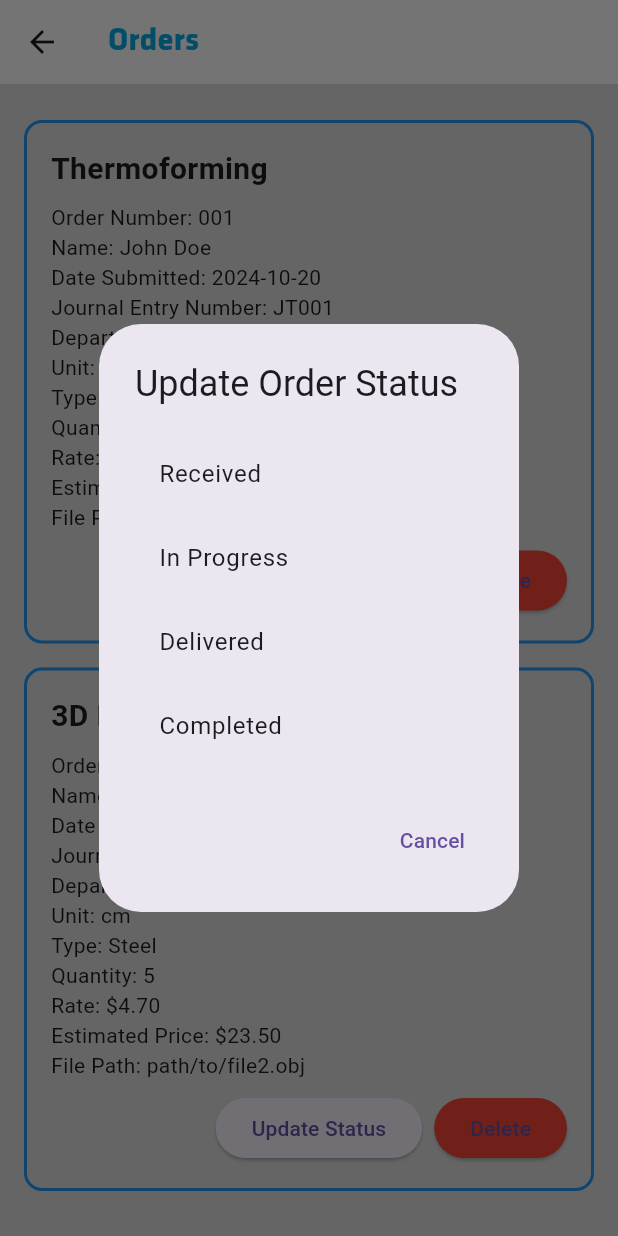
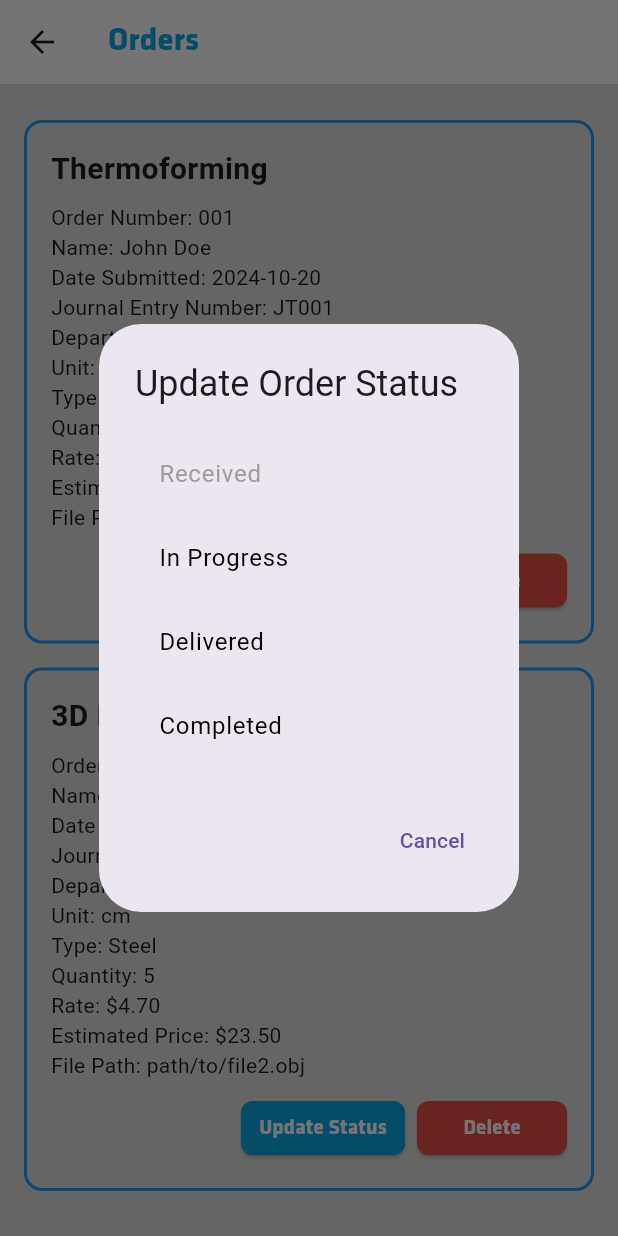
Before and after one commit to jhanel/service_package, a Flutter app: the AdminServices screen opened directly, after a tap on "Update Status", on a phone screen of 412 x 824 dp. Run offline on Flutter 3.47's test engine with Material 3 defaults, Android fonts, the phone set to English and light mode, and no system bars; our stand-ins replace file_picker; missing offline and left inert: universal_html.

Commit message:
admin.dart
Greyed out previously updated order statues, displayed message and designed buttons

```diff
--- a/project/lib/admin.dart
+++ b/project/lib/admin.dart
@@ -1,5 +1,7 @@
 import 'dart:convert';
 import 'package:flutter/material.dart';
+import 'main.dart';
+import 'css.dart';
 
 const String orderJson = '''
 [
@@ -45,6 +47,7 @@ class AdminServices extends StatefulWidget {
 
 class _AdminServicesState extends State<AdminServices> {
   List<NewOrder> orders = [];
+  String? successMessage;
 
   @override
   void initState() {
@@ -91,6 +94,7 @@ class _AdminServicesState extends State<AdminServices> {
                       order: order,
                       onUpdateStatus: () => _updateOrderStatus(order),
                       onDelete: () => _deleteOrder(order),
+                      successMessage: successMessage, // Pass success message
                     );
                   },
                 ),
@@ -101,8 +105,11 @@ class _AdminServicesState extends State<AdminServices> {
 
   // Function to update the order status
   void _updateOrderStatus(NewOrder order) {
-    // List of statuses to choose from
+    // List of statuses in the correct order
     List<String> statuses = ['Received', 'In Progress', 'Delivered', 'Completed'];
+
+    // Find the current status index
+    int currentIndex = statuses.indexOf(order.status);
 
     showDialog(
       context: context,
@@ -113,14 +120,25 @@ class _AdminServicesState extends State<AdminServices> {
             child: Column(
               mainAxisSize: MainAxisSize.min,
               children: statuses.map((status) {
+                int statusIndex = statuses.indexOf(status);
+
                 return ListTile(
-                  title: Text(status),
-                  onTap: () {
+                  title: Text(
+                    status,
+                    style: TextStyle(
+                      color: statusIndex <= currentIndex
+                          ? Colors.grey  // Grey out previous statuses
+                          : Colors.black,  // Regular color for selectable statuses
+                    ),
+                  ),
+                  enabled: statusIndex > currentIndex, // Disable previous statuses
+                  onTap: statusIndex > currentIndex ? () {
                     setState(() {
-                      order.status = status; // Update the order's status field to the new status
+                      order.status = status; // Update the order's status to the new one
+                      successMessage = 'Order updated successfully: $status'; // Set success message
                     });
                     Navigator.pop(context); // Close the dialog
-                  },
+                  } : null, // Disable the onTap action for greyed out statuses
                 );
               }).toList(),
             ),
@@ -137,6 +155,7 @@ class _AdminServicesState extends State<AdminServices> {
       },
     );
   }
+
 
   void _deleteOrder(NewOrder order) {
     setState(() {
@@ -199,12 +218,14 @@ class OrderContainer extends StatelessWidget {
   final NewOrder order;
   final VoidCallback onUpdateStatus;
   final VoidCallback onDelete;
+  final String? successMessage; // Message to show after status update
 
   const OrderContainer({
     Key? key,
     required this.order,
     required this.onUpdateStatus,
     required this.onDelete,
+    this.successMessage,
   }) : super(key: key);
 
   @override
@@ -239,20 +260,78 @@ class OrderContainer extends StatelessWidget {
           Text('Estimated Price: \$${order.estimatedPrice.toStringAsFixed(2)}'),
           Text('File Path: ${order.filePath}'),
           const SizedBox(height: 8.0),
+
+          // Display success message if available
+          if (successMessage != null)
+            Text(
+              successMessage!,
+              style: TextStyle(
+                color: Theme.of(context).secondaryHeaderColor,
+                fontSize: 12.0,
+                fontWeight: FontWeight.normal,
+              ),
+            ),
+
           Row(
             mainAxisAlignment: MainAxisAlignment.end,
             children: [
               ElevatedButton(
                 onPressed: onUpdateStatus,
-                child: const Text('Update Status'),
+                style: ButtonStyle(
+                  padding: WidgetStateProperty.all(const EdgeInsets.symmetric(vertical: 8.0, horizontal: 12.0)),
+                  backgroundColor: WidgetStateProperty.all(Theme.of(context).secondaryHeaderColor),
+                  side: WidgetStateProperty.all(BorderSide(width: 2.0, color: Theme.of(context).secondaryHeaderColor)),
+                  minimumSize: WidgetStateProperty.all(const Size(100, 36)),
+                  shape: WidgetStateProperty.all(
+                    RoundedRectangleBorder(
+                      borderRadius: BorderRadius.circular(8.0),
+                    ),
+                  ),
+                ),
+                child: Text(
+                  'Update Status',
+                  style: TextStyle(
+              fontSize: 14.0,
+              fontFamily: 'Klavika',
+              fontWeight: FontWeight.normal,
+              color:
+                  currentTheme == CSS.hallowTheme
+                  ? Theme.of(context).primaryColorLight
+                  : currentTheme == CSS.darkTheme
+                  ? Theme.of(context).primaryColorLight
+                  : currentTheme == CSS.mintTheme
+                  ? Theme.of(context).primaryColorLight
+                  : currentTheme == CSS.lsiTheme
+                  ? Theme.of(context).primaryColorLight // MAKE WHITE
+                  : currentTheme == CSS.pinkTheme
+                  ? Theme.of(context).primaryColorLight
+                  : Theme.of(context).primaryColorLight,
+            ),
+                ),
+
               ),
               const SizedBox(width: 8.0),
               ElevatedButton(
                 onPressed: onDelete,
-                style: ElevatedButton.styleFrom(
-                  backgroundColor: Colors.red,
+                style: ButtonStyle(
+                  backgroundColor: WidgetStateProperty.all(const Color(0xffe64e46)),
+                  padding: WidgetStateProperty.all(const EdgeInsets.symmetric(vertical: 8.0, horizontal: 12.0)),
+                  minimumSize: WidgetStateProperty.all(const Size(100, 36)),
+                  shape: WidgetStateProperty.all(
+                    RoundedRectangleBorder(
+                      borderRadius: BorderRadius.circular(8.0),
+                    ),
+                  ),
                 ),
-                child: const Text('Delete'),
+                child: const Text(
+                  'Delete',
+                  style: TextStyle(
+                    color: Color(0xfefefefe),
+                    fontSize: 14.0,
+                    fontFamily: 'Klavika',
+                    fontWeight: FontWeight.normal,
+                  ),
+                ),
               ),
             ],
           ),
```
